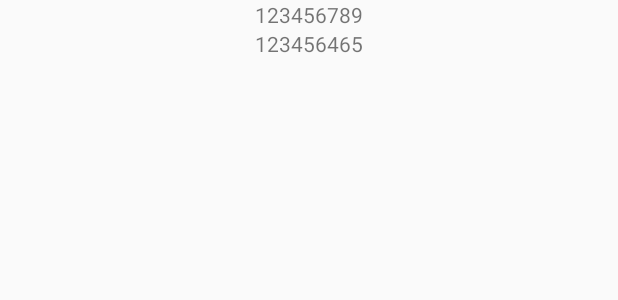
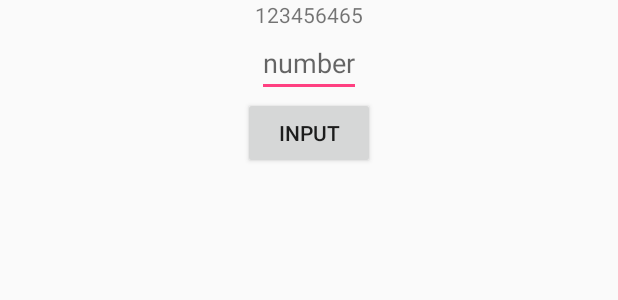
Before and after one commit to SinLucifer/MatrixCalculator, an Android app: the layout calculating_activity.xml on its own in the app's theme, with its tools: preview values and no code run, on a phone screen of 412 x 824 dp. Shown: the top 300 px of the screen. Run offline under Robolectric (Android 15) with nearby library versions, the phone set to English and light mode, and no system bars.

Commit message:
练手用矩阵计算器 --矩阵输入 √

```diff
--- a/app/src/main/AndroidManifest.xml
+++ b/app/src/main/AndroidManifest.xml
@@ -18,7 +18,7 @@
                 <category android:name="android.intent.category.LAUNCHER" />
             </intent-filter>
         </activity>
-        <activity android:name=".CaculatingActivity"/>
+        <activity android:name=".CalculatingActivity"/>
     </application>
 
 </manifest>
--- a/app/src/main/res/layout/caculating_activity.xml
+++ b/app/src/main/res/layout/calculating_activity.xml
@@ -5,13 +5,22 @@
     <TextView
         android:layout_width="wrap_content"
         android:layout_height="wrap_content"
+        android:layout_gravity="center"
+        android:text="123456465"
         android:id="@+id/show"
-        android:layout_gravity="center"
-        android:text="123456789"/>
-    <TextView
+        android:singleLine="false"/>
+    <EditText
         android:layout_width="wrap_content"
         android:layout_height="wrap_content"
+        android:id="@+id/input"
         android:layout_gravity="center"
-        android:text="123456465"
-        android:id="@+id/show2"/>
+        android:inputType="numberSigned|numberDecimal"
+        android:numeric="signed|decimal"
+        android:hint="number"/>
+    <Button
+        android:layout_width="wrap_content"
+        android:layout_height="wrap_content"
+        android:text="input"
+        android:layout_gravity="center"
+        android:id="@+id/submit"/>
 </LinearLayout>
```
Also changed, not shown: app/src/main/java/org/sin/matrixcalculator/CaculatingActivity.java (deleted, +0 -32 lines), app/src/main/java/org/sin/matrixcalculator/CalculatingActivity.java (added, +63 -0 lines), app/src/main/java/org/sin/matrixcalculator/MatrixMode/Matrix.java (+9 -9 lines).
